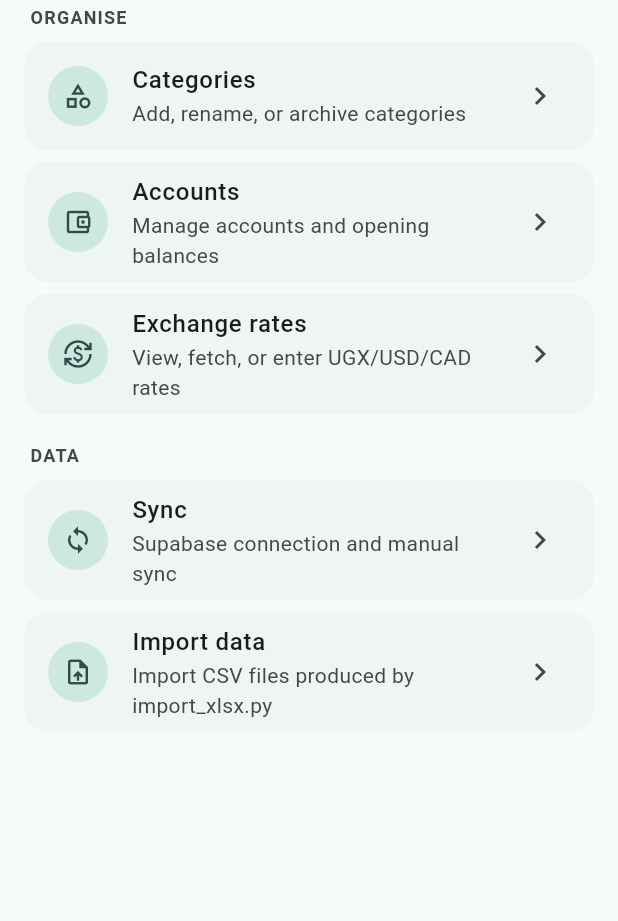
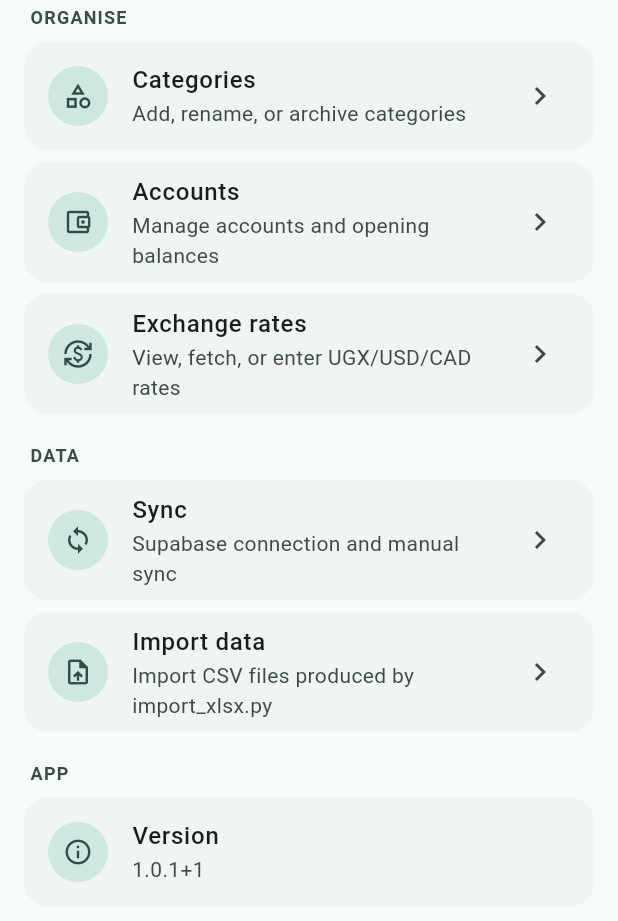
Before and after one commit to glavoy/money, a Flutter app: the SettingsScreen widget shown alone on an empty page, opened directly, on a phone screen of 412 x 824 dp. Shown: the top 921 px of the screen. Run offline on Flutter 3.47's test engine with Material 3 defaults, Android fonts, the phone set to English and light mode, and no system bars; our stand-ins replace csv, drift, file_picker, fl_chart, flutter_riverpod, package_info_plus and 1 more; accounts and stored records are empty; generated files the repository leaves out were written again.

Commit message:
Show app version in settings

```diff
--- a/lib/features/settings/settings_screen.dart
+++ b/lib/features/settings/settings_screen.dart
@@ -1,5 +1,6 @@
 import 'package:flutter/material.dart';
 import 'package:flutter_riverpod/flutter_riverpod.dart';
+import 'package:package_info_plus/package_info_plus.dart';
 
 import '../../shared/widgets.dart';
 import '../import/import_screen.dart';
@@ -25,21 +26,27 @@ class SettingsScreen extends ConsumerWidget {
           title: 'Categories',
           subtitle: 'Add, rename, or archive categories',
           onTap: () => Navigator.push(
-              context, MaterialPageRoute(builder: (_) => const CategoriesScreen())),
+            context,
+            MaterialPageRoute(builder: (_) => const CategoriesScreen()),
+          ),
         ),
         _SettingsTile(
           icon: Icons.account_balance_wallet_outlined,
           title: 'Accounts',
           subtitle: 'Manage accounts and opening balances',
-          onTap: () => Navigator.push(context,
-              MaterialPageRoute(builder: (_) => const AccountsManageScreen())),
+          onTap: () => Navigator.push(
+            context,
+            MaterialPageRoute(builder: (_) => const AccountsManageScreen()),
+          ),
         ),
         _SettingsTile(
           icon: Icons.currency_exchange_outlined,
           title: 'Exchange rates',
           subtitle: 'View, fetch, or enter UGX/USD/CAD rates',
           onTap: () => Navigator.push(
-              context, MaterialPageRoute(builder: (_) => const FxRatesScreen())),
+            context,
+            MaterialPageRoute(builder: (_) => const FxRatesScreen()),
+          ),
         ),
         const Padding(
           padding: EdgeInsets.only(left: 4, top: 16, bottom: 4),
@@ -50,14 +57,36 @@ class SettingsScreen extends ConsumerWidget {
           title: 'Sync',
           subtitle: 'Supabase connection and manual sync',
           onTap: () => Navigator.push(
-              context, MaterialPageRoute(builder: (_) => const SyncScreen())),
+            context,
+            MaterialPageRoute(builder: (_) => const SyncScreen()),
+          ),
         ),
         _SettingsTile(
           icon: Icons.upload_file_outlined,
           title: 'Import data',
           subtitle: 'Import CSV files produced by import_xlsx.py',
           onTap: () => Navigator.push(
-              context, MaterialPageRoute(builder: (_) => const ImportScreen())),
+            context,
+            MaterialPageRoute(builder: (_) => const ImportScreen()),
+          ),
+        ),
+        const Padding(
+          padding: EdgeInsets.only(left: 4, top: 16, bottom: 4),
+          child: SectionLabel('App'),
+        ),
+        FutureBuilder<PackageInfo>(
+          future: PackageInfo.fromPlatform(),
+          builder: (context, snapshot) {
+            final info = snapshot.data;
+            final version = info == null
+                ? 'Loading...'
+                : '${info.version}+${info.buildNumber}';
+            return _SettingsTile(
+              icon: Icons.info_outline,
+              title: 'Version',
+              subtitle: version,
+            );
+          },
         ),
       ],
     );
@@ -69,13 +98,13 @@ class _SettingsTile extends StatelessWidget {
     required this.icon,
     required this.title,
     required this.subtitle,
-    required this.onTap,
+    this.onTap,
   });
 
   final IconData icon;
   final String title;
   final String subtitle;
-  final VoidCallback onTap;
+  final VoidCallback? onTap;
 
   @override
   Widget build(BuildContext context) {
@@ -89,7 +118,7 @@ class _SettingsTile extends StatelessWidget {
         ),
         title: Text(title, style: const TextStyle(fontWeight: FontWeight.w500)),
         subtitle: Text(subtitle),
-        trailing: const Icon(Icons.chevron_right),
+        trailing: onTap == null ? null : const Icon(Icons.chevron_right),
         onTap: onTap,
       ),
     );
--- a/pubspec.yaml
+++ b/pubspec.yaml
@@ -16,7 +16,7 @@ publish_to: 'none' # Remove this line if you wish to publish to pub.dev
 # https://developer.apple.com/library/archive/documentation/General/Reference/InfoPlistKeyReference/Articles/CoreFoundationKeys.html
 # In Windows, build-name is used as the major, minor, and patch parts
 # of the product and file versions while build-number is used as the build suffix.
-version: 1.0.0+1
+version: 1.0.1+1
 
 environment:
   sdk: ^3.12.2
@@ -46,6 +46,7 @@ dependencies:
   supabase_flutter: ^2.16.0
   file_picker: ^11.0.2
   csv: ^8.0.0
+  package_info_plus: ^9.0.1
 
 dev_dependencies:
   flutter_test:
```
Also changed, not shown: pubspec.lock, 1 other file.
